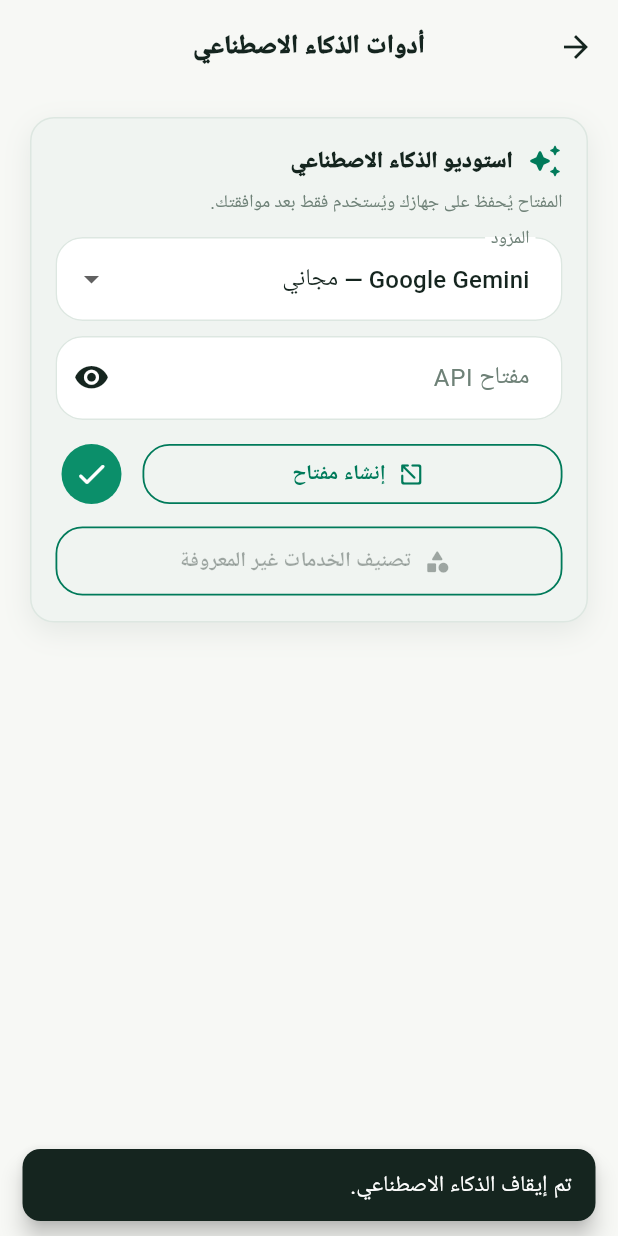
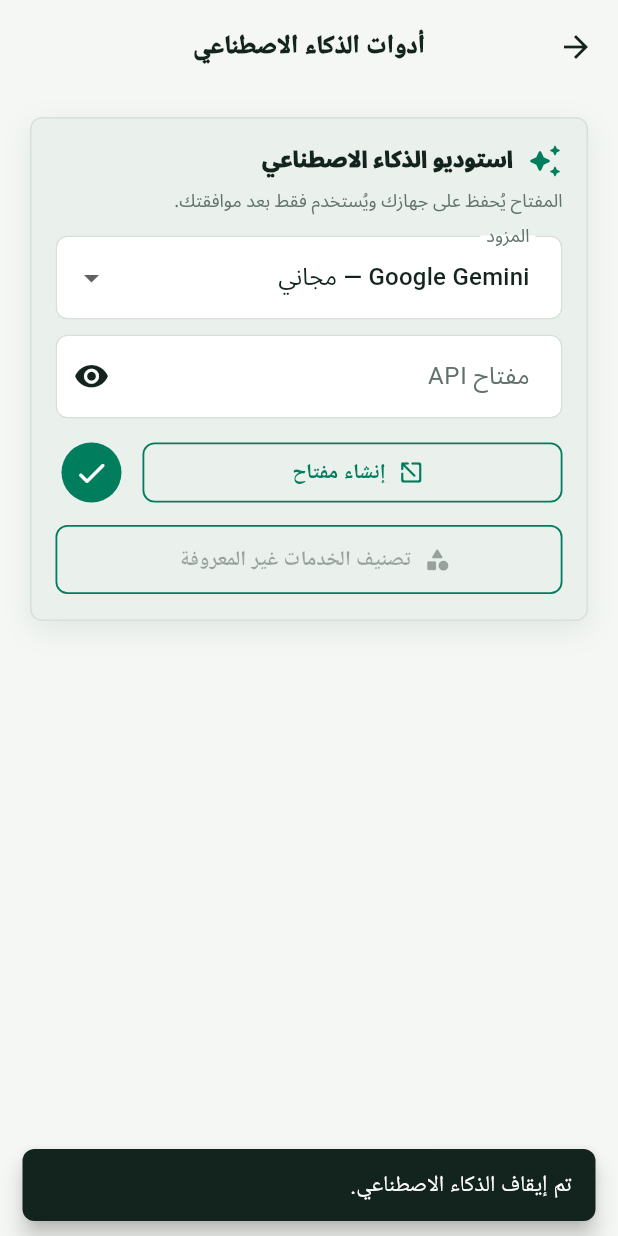
Before and after one commit to basilsa77/ishtirakati, a Flutter app: the AiToolsScreen screen opened directly, after a tap on the "check" icon, on a phone screen of 412 x 824 dp. Run offline on Flutter 3.47's test engine with Material 3 defaults, Android fonts, the phone set to English and light mode, and no system bars; our stand-ins replace cloud_firestore, firebase_auth, firebase_core, flutter_local_notifications, flutter_secure_storage, flutter_timezone and 5 more; missing offline and left inert: cryptography, enough_mail, firebase_app_check; accounts and stored records are empty; generated files the repository leaves out were written again; network calls fail; Roboto replaces fonts that are missing (IBM Plex Sans Arabic); statements that could not run were skipped.

Commit message:
feat(v12): establish design system and safe data migration

```diff
--- /dev/null
+++ b/lib/design/design_tokens.dart
@@ -0,0 +1,71 @@
+import 'package:flutter/material.dart';
+
+/// The single source of truth for the v12 visual system.
+abstract final class V12Colors {
+  static const lightCanvas = Color(0xFFF4F7F3);
+  static const lightSurface = Color(0xFFFFFFFF);
+  static const lightSurfaceMuted = Color(0xFFEAF0EC);
+  static const lightStroke = Color(0xFFD6E1DA);
+  static const lightInk = Color(0xFF13231D);
+  static const lightMuted = Color(0xFF60736A);
+
+  static const darkCanvas = Color(0xFF0D1411);
+  static const darkSurface = Color(0xFF151F1A);
+  static const darkSurfaceMuted = Color(0xFF1D2A23);
+  static const darkStroke = Color(0xFF304139);
+  static const darkInk = Color(0xFFF2F7F4);
+  static const darkMuted = Color(0xFFA9BBB1);
+
+  static const pulse = Color(0xFF007D5C);
+  static const pulseDeep = Color(0xFF00543E);
+  static const pulseNight = Color(0xFF47D7A5);
+  static const amber = Color(0xFFD79A2B);
+  static const amberNight = Color(0xFFF0C56A);
+  static const coral = Color(0xFFC94F5C);
+  static const coralNight = Color(0xFFFF8D97);
+  static const white = Color(0xFFFFFFFF);
+  static const transparent = Color(0x00000000);
+}
+
+abstract final class V12Space {
+  static const xxs = 4.0;
+  static const xs = 8.0;
+  static const sm = 12.0;
+  static const md = 16.0;
+  static const lg = 24.0;
+  static const xl = 32.0;
+  static const xxl = 48.0;
+}
+
+abstract final class V12Radius {
+  static const compact = 4.0;
+  static const standard = 8.0;
+  static const signature = 14.0;
+}
+
+abstract final class V12Type {
+  static const displayFamily = 'Tajawal';
+  static const bodyFamily = 'IBM Plex Sans Arabic';
+  static const fallbacks = <String>[
+    'SF Arabic',
+    'Geeza Pro',
+    'Noto Sans Arabic',
+    'sans-serif',
+  ];
+
+  static const caption = 12.0;
+  static const body = 14.0;
+  static const emphasized = 16.0;
+  static const title = 20.0;
+  static const headline = 28.0;
+  static const display = 36.0;
+}
+
+abstract final class V12Motion {
+  static const quick = Duration(milliseconds: 180);
+  static const entrance = Duration(milliseconds: 360);
+  static const curve = Curves.easeOutCubic;
+}
+
+bool reduceMotion(BuildContext context) =>
+    MediaQuery.maybeOf(context)?.disableAnimations ?? false;
--- a/lib/theme.dart
+++ b/lib/theme.dart
@@ -4,40 +4,41 @@ library;
 import 'package:flutter/material.dart';
 
 import 'data/service_domains.dart';
+import 'design/design_tokens.dart';
 
 class AppColors {
   AppColors._();
 
   // خلفيات
-  static const Color bg = Color(0xFFF5F8F6);
-  static const Color card = Color(0xFFFFFFFF);
-  static const Color cardAlt = Color(0xFFEEF4F1);
-  static const Color border = Color(0xFFDCE8E2);
+  static const Color bg = V12Colors.lightCanvas;
+  static const Color card = V12Colors.lightSurface;
+  static const Color cardAlt = V12Colors.lightSurfaceMuted;
+  static const Color border = V12Colors.lightStroke;
 
   // نصوص
-  static const Color ink = Color(0xFF15251F);
-  static const Color muted = Color(0xFF6A7C74);
+  static const Color ink = V12Colors.lightInk;
+  static const Color muted = V12Colors.lightMuted;
 
   // الهوية
-  static const Color primary = Color(0xFF0B8F6A);
-  static const Color primaryDeep = Color(0xFF067052);
+  static const Color primary = V12Colors.pulse;
+  static const Color primaryDeep = V12Colors.pulseDeep;
   static const Color primarySoft = Color(0xFFE2F4ED);
 
-  static const Color gold = Color(0xFFE9C46A);
-  static const Color goldDeep = Color(0xFFCFA13F);
+  static const Color gold = V12Colors.amber;
+  static const Color goldDeep = V12Colors.amber;
   static const Color goldSoft = Color(0xFFFFF4D9);
 
-  static const Color danger = Color(0xFFFF6B6B);
+  static const Color danger = V12Colors.coral;
   static const Color dangerSoft = Color(0xFFFFE8EA);
   static const Color warn = Color(0xFFF5B84F);
 
   // ألوان السطح الليلي، مع إبقاء الهوية الخضراء نفسها.
-  static const Color darkBg = Color(0xFF0B1512);
-  static const Color darkCard = Color(0xFF14211B);
-  static const Color darkCardAlt = Color(0xFF1B2B24);
-  static const Color darkBorder = Color(0xFF294036);
-  static const Color darkInk = Color(0xFFEAF5EF);
-  static const Color darkMuted = Color(0xFFA0B7AC);
+  static const Color darkBg = V12Colors.darkCanvas;
+  static const Color darkCard = V12Colors.darkSurface;
+  static const Color darkCardAlt = V12Colors.darkSurfaceMuted;
+  static const Color darkBorder = V12Colors.darkStroke;
+  static const Color darkInk = V12Colors.darkInk;
+  static const Color darkMuted = V12Colors.darkMuted;
 
   /// تدرج البطاقة الرئيسية.
   static const LinearGradient heroGradient = LinearGradient(
@@ -84,35 +85,35 @@ class AppPalette extends ThemeExtension<AppPalette> {
   });
 
   static const light = AppPalette(
-    canvas: Color(0xFFF7F8F5),
-    surface: Color(0xFFFFFFFF),
-    surfaceAlt: Color(0xFFF0F4F1),
-    stroke: Color(0xFFDDE7E1),
-    text: Color(0xFF15251F),
-    textMuted: Color(0xFF6E8177),
-    accent: Color(0xFF007A5A),
-    accentStrong: Color(0xFF00543E),
+    canvas: V12Colors.lightCanvas,
+    surface: V12Colors.lightSurface,
+    surfaceAlt: V12Colors.lightSurfaceMuted,
+    stroke: V12Colors.lightStroke,
+    text: V12Colors.lightInk,
+    textMuted: V12Colors.lightMuted,
+    accent: V12Colors.pulse,
+    accentStrong: V12Colors.pulseDeep,
     accentSoft: Color(0xFFDDF4EA),
-    danger: Color(0xFFD9515D),
+    danger: V12Colors.coral,
     dangerSoft: Color(0xFFFFE9EC),
-    warning: Color(0xFFB7791F),
+    warning: V12Colors.amber,
     warningSoft: Color(0xFFFFF3D7),
     shadow: Color(0x140B2E22),
   );
 
   static const dark = AppPalette(
-    canvas: Color(0xFF0C1210),
-    surface: Color(0xFF141D19),
-    surfaceAlt: Color(0xFF1D2923),
-    stroke: Color(0xFF2A3A32),
-    text: Color(0xFFF0F7F2),
-    textMuted: Color(0xFFA8BBB0),
-    accent: Color(0xFF46D3A2),
-    accentStrong: Color(0xFF28AE80),
+    canvas: V12Colors.darkCanvas,
+    surface: V12Colors.darkSurface,
+    surfaceAlt: V12Colors.darkSurfaceMuted,
+    stroke: V12Colors.darkStroke,
+    text: V12Colors.darkInk,
+    textMuted: V12Colors.darkMuted,
+    accent: V12Colors.pulseNight,
+    accentStrong: V12Colors.pulseNight,
     accentSoft: Color(0xFF173D30),
-    danger: Color(0xFFFF8992),
+    danger: V12Colors.coralNight,
     dangerSoft: Color(0xFF40252A),
-    warning: Color(0xFFF0C36B),
+    warning: V12Colors.amberNight,
     warningSoft: Color(0xFF42361D),
     shadow: Color(0x66000000),
   );
@@ -222,7 +223,6 @@ ThemeData buildAppTheme({bool dark = false}) {
         );
 
   final surface = palette.surface;
-  final surfaceAlt = palette.surfaceAlt;
   final border = palette.stroke;
   final onSurface = palette.text;
   final muted = palette.textMuted;
@@ -230,6 +230,8 @@ ThemeData buildAppTheme({bool dark = false}) {
     useMaterial3: true,
     brightness: dark ? Brightness.dark : Brightness.light,
     colorScheme: scheme,
+    fontFamily: V12Type.bodyFamily,
+    fontFamilyFallback: V12Type.fallbacks,
     extensions: [palette],
   );
 
@@ -256,7 +258,7 @@ ThemeData buildAppTheme({bool dark = false}) {
         minimumSize: const Size.fromHeight(54),
         textStyle: const TextStyle(fontSize: 17, fontWeight: FontWeight.w800),
         shape: RoundedRectangleBorder(
-          borderRadius: BorderRadius.circular(18),
+          borderRadius: BorderRadius.circular(V12Radius.standard),
         ),
       ),
     ),
@@ -265,7 +267,7 @@ ThemeData buildAppTheme({bool dark = false}) {
         foregroundColor: palette.accent,
         side: BorderSide(color: palette.accent, width: 1.2),
         shape: RoundedRectangleBorder(
-          borderRadius: BorderRadius.circular(18),
+          borderRadius: BorderRadius.circular(V12Radius.standard),
         ),
         textStyle: const TextStyle(fontWeight: FontWeight.w700),
       ),
@@ -281,40 +283,16 @@ ThemeData buildAppTheme({bool dark = false}) {
       contentPadding:
           const EdgeInsets.symmetric(horizontal: 18, vertical: 16),
       border: OutlineInputBorder(
-        borderRadius: BorderRadius.circular(18),
+        borderRadius: BorderRadius.circular(V12Radius.standard),
         borderSide: BorderSide(color: border),
       ),
       enabledBorder: OutlineInputBorder(
-        borderRadius: BorderRadius.circular(18),
+        borderRadius: BorderRadius.circular(V12Radius.standard),
         borderSide: BorderSide(color: border),
       ),
       focusedBorder: OutlineInputBorder(
-        borderRadius: BorderRadius.circular(18),
+        borderRadius: BorderRadius.circular(V12Radius.standard),
         borderSide: BorderSide(color: palette.accent, width: 1.5),
-      ),
-    ),
-    navigationBarTheme: NavigationBarThemeData(
-      backgroundColor: surface,
-      indicatorColor: palette.accentSoft,
-      surfaceTintColor: Colors.transparent,
-      height: 72,
-      elevation: 0,
-      indicatorShape: StadiumBorder(),
-      labelTextStyle: MaterialStateProperty.resolveWith(
-        (states) => TextStyle(
-          fontSize: 12,
-          fontWeight: FontWeight.w800,
-          color: states.contains(MaterialState.selected)
-              ? palette.accent
-              : muted,
-        ),
-      ),
-      iconTheme: MaterialStateProperty.resolveWith(
-        (states) => IconThemeData(
-          color: states.contains(MaterialState.selected)
-              ? palette.accent
-              : muted,
-        ),
       ),
     ),
     cardTheme: CardThemeData(
@@ -323,14 +301,16 @@ ThemeData buildAppTheme({bool dark = false}) {
       elevation: 0,
       margin: EdgeInsets.zero,
       shape: RoundedRectangleBorder(
-        borderRadius: BorderRadius.circular(18),
+        borderRadius: BorderRadius.circular(V12Radius.standard),
       ),
     ),
     snackBarTheme: SnackBarThemeData(
       backgroundColor: dark ? palette.surfaceAlt : palette.text,
       contentTextStyle: const TextStyle(color: Colors.white, fontSize: 15),
       behavior: SnackBarBehavior.floating,
-      shape: RoundedRectangleBorder(borderRadius: BorderRadius.circular(12)),
+      shape: RoundedRectangleBorder(
+        borderRadius: BorderRadius.circular(V12Radius.standard),
+      ),
     ),
     floatingActionButtonTheme: FloatingActionButtonThemeData(
       backgroundColor: palette.accentStrong,
@@ -348,7 +328,9 @@ ThemeData buildAppTheme({bool dark = false}) {
         fontSize: 14.5,
         height: 1.6,
       ),
-      shape: RoundedRectangleBorder(borderRadius: BorderRadius.circular(20)),
+      shape: RoundedRectangleBorder(
+        borderRadius: BorderRadius.circular(V12Radius.signature),
+      ),
     ),
     dividerColor: border,
   );
@@ -376,7 +358,7 @@ class AppCard extends StatelessWidget {
       padding: padding,
       decoration: BoxDecoration(
         color: color ?? context.palette.surface,
-        borderRadius: BorderRadius.circular(16),
+        borderRadius: BorderRadius.circular(V12Radius.standard),
         border: Border.all(
           color: borderColor ?? context.palette.stroke,
         ),
@@ -499,7 +481,7 @@ class RenewalBadge extends StatelessWidget {
       padding: const EdgeInsets.symmetric(horizontal: 10, vertical: 5),
       decoration: BoxDecoration(
         color: bg,
-        borderRadius: BorderRadius.circular(20),
+        borderRadius: BorderRadius.circular(V12Radius.signature),
       ),
       child: Text(
         text,
@@ -519,10 +501,11 @@ class FadeSlideIn extends StatelessWidget {
 
   @override
   Widget build(BuildContext context) {
+    if (reduceMotion(context)) return child;
     return TweenAnimationBuilder<double>(
       tween: Tween(begin: 0, end: 1),
-      duration: Duration(milliseconds: 450 + delayMs),
-      curve: Curves.easeOutCubic,
+      duration: V12Motion.entrance + Duration(milliseconds: delayMs),
+      curve: V12Motion.curve,
       builder: (context, t, c) {
         final clamped = t.clamp(0.0, 1.0);
         return Opacity(
```
Also changed, not shown: lib/models/subscription.dart (+27 -23 lines), lib/models/subscription_schema.dart (added, +20 -0 lines), lib/services/financial_leakage.dart (added, +56 -0 lines), 2 other files.
